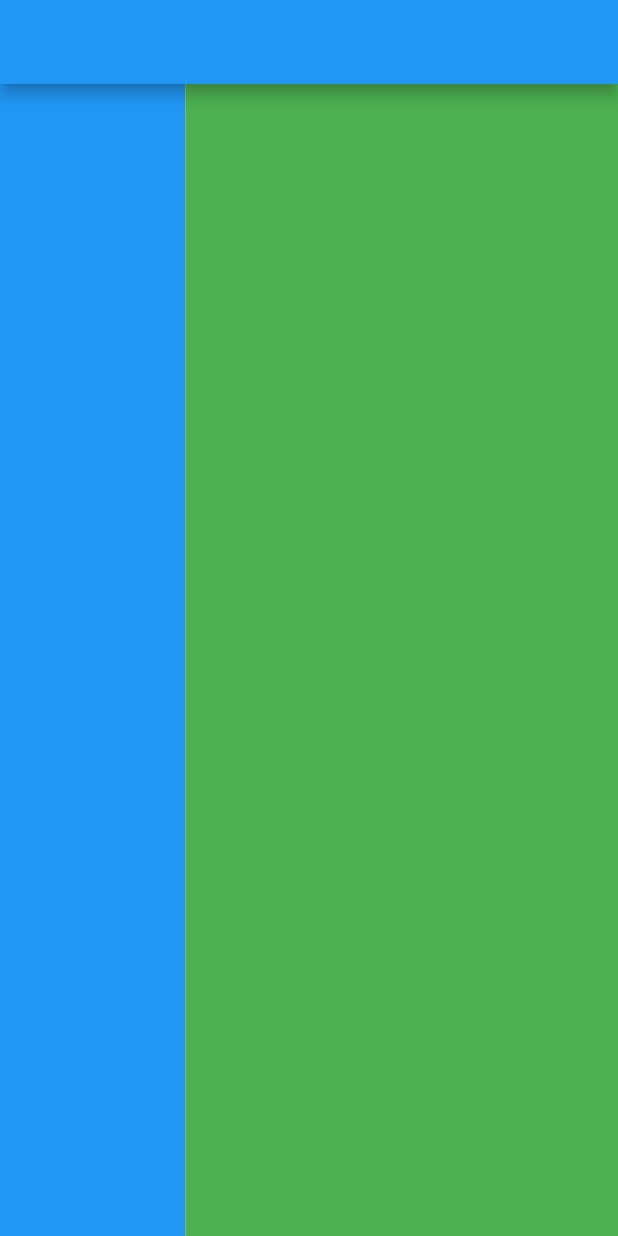
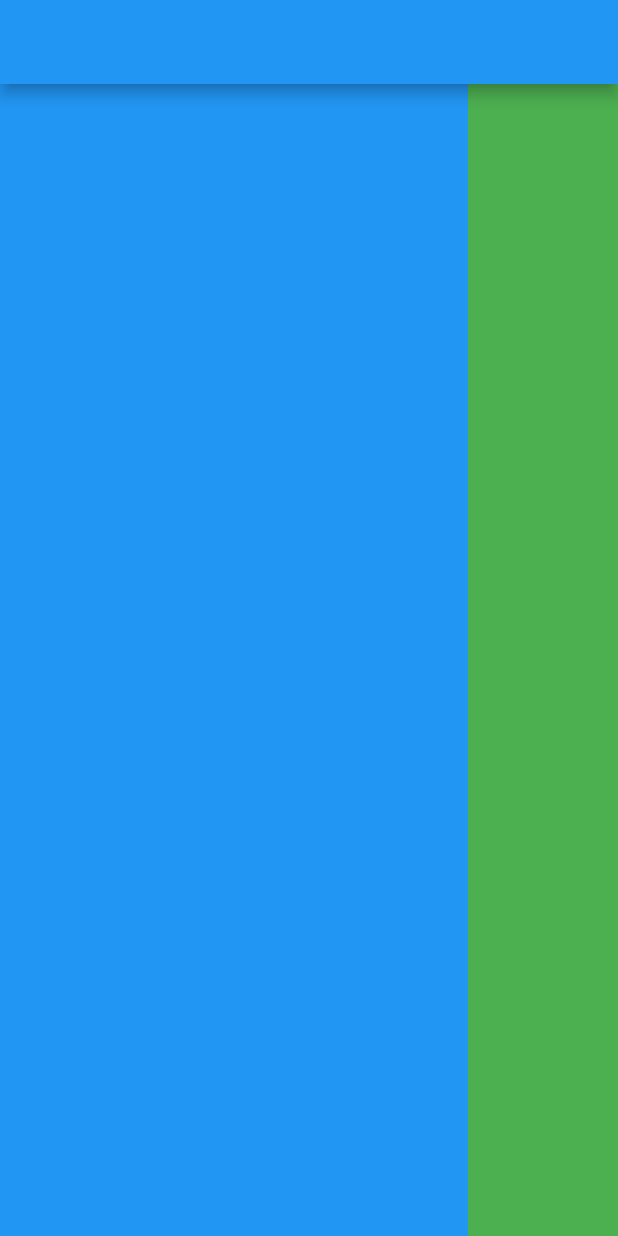
Before and after one commit to kimyj0530/Flutter_Study, a Flutter app: the screen it shows after launch, on a phone screen of 412 x 824 dp. Run offline on Flutter 3.47's test engine with Material 2 defaults, Android fonts, the phone set to English and light mode, and no system bars.

Commit message:
2023-02-17 Flexible Expanded 2

```diff
--- a/contact_1/lib/main.dart
+++ b/contact_1/lib/main.dart
@@ -14,8 +14,8 @@ class MyApp extends StatelessWidget {
         appBar: AppBar(),
         body: Row(
           children: [
-            Flexible(child: Container(color: Colors.blue), flex: 3),
-            Flexible(child: Container(color: Colors.green), flex: 7),
+            Expanded(child: Container(color: Colors.blue)), // ROW()안에서 박스 하나만 꽉채우고 싶다면 Expanded()
+            Container(width: 100, color: Colors.green),
           ],
         )
       ),
```
